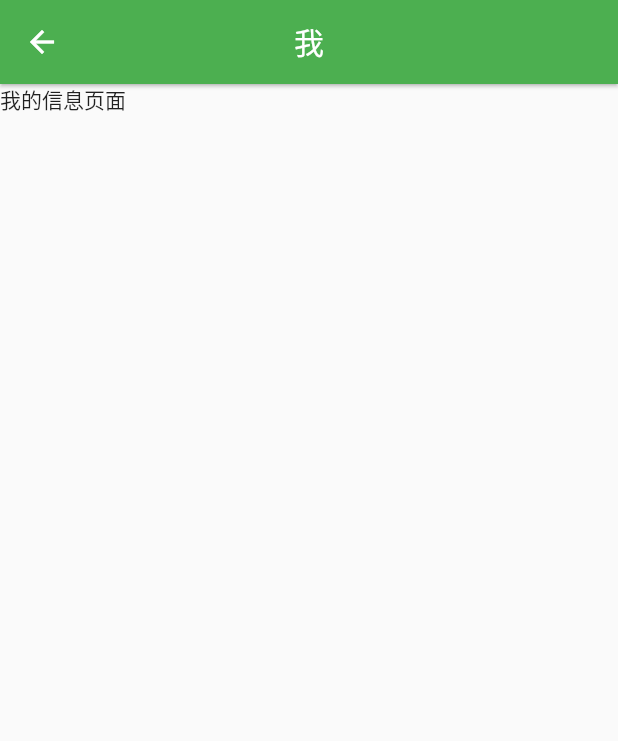
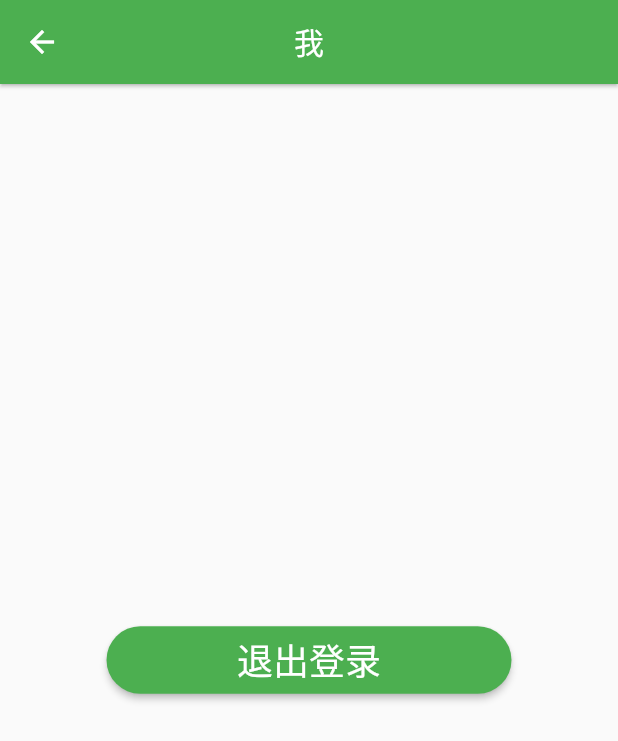
Before and after one commit to wh1246935943/freechat_flutter, a Flutter app: the My screen opened directly, on a phone screen of 412 x 824 dp. Shown: the top 741 px of the screen. Run offline on Flutter 3.47's test engine with Material 2 defaults, Android fonts, the light colour scheme and no system bars; our stand-ins replace dio, fluttertoast.

```diff
--- a/lib/My/index.dart
+++ b/lib/My/index.dart
@@ -1,4 +1,5 @@
 import 'package:flutter/material.dart';
+import 'package:freechat/Auth/login.dart';
 
 class My extends StatefulWidget {
   const My({super.key});
@@ -18,7 +19,27 @@ class _MyState extends State<My> {
         centerTitle: true,
         title: const Text('我')
       ),
-      body: const Text('我的信息页面')
+      body: Align(
+        child: SizedBox(
+          height: 45,
+          width: 270,
+          child: ElevatedButton(
+            style: ButtonStyle(
+                // 设置圆角
+                shape: MaterialStateProperty.all(const StadiumBorder(
+                    side: BorderSide(style: BorderStyle.none)))),
+            child: Text('退出登录',
+                style: Theme.of(context).primaryTextTheme.headline5),
+            onPressed: () {
+              // 表单校验通过才会继续执行
+              Navigator.pushReplacement(
+                context,
+                MaterialPageRoute<void>(builder: (context) => const Login())
+              );
+            }
+          )
+        )
+      )
     );
   }
 }
--- a/pubspec.yaml
+++ b/pubspec.yaml
@@ -19,6 +19,8 @@ dependencies:
   fluro: ^2.0.4
   dio: ^4.0.6
   json_annotation: ^4.7.0
+  fluttertoast: ^8.1.2
+  another_flushbar: ^1.12.29
 
 dev_dependencies:
   flutter_test:
```
Also changed, not shown: lib/Auth/login.dart (+27 -11 lines), lib/common/Request/index.dart (+13 -68 lines), lib/common/Request/index_b.dart (added, +77 -0 lines), pubspec.lock.
